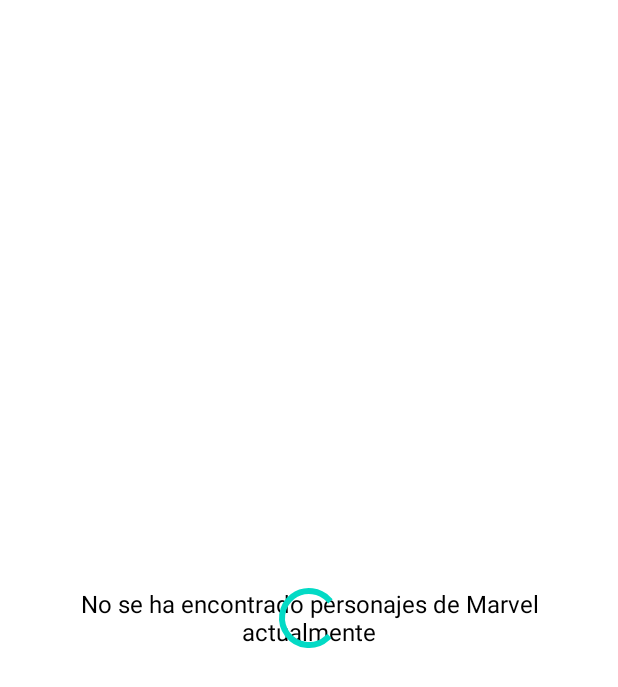
After one commit to davidmf8/MarvelTest, an Android app: the layout activity_character_detail.xml on its own in the app's theme, with its tools: preview values and no code run, on a phone screen of 412 x 824 dp. The commit adds this screen. Shown: the top 687 px of the screen. Run offline under Robolectric (Android 15) with nearby library versions, the phone set to English and light mode, and no system bars.

Commit message:
Add character detail view

```diff
--- /dev/null
+++ b/app/src/main/res/layout/activity_character_detail.xml
@@ -0,0 +1,30 @@
+<?xml version="1.0" encoding="utf-8"?>
+<RelativeLayout xmlns:android="http://schemas.android.com/apk/res/android"
+    xmlns:tools="http://schemas.android.com/tools"
+    android:layout_width="match_parent"
+    android:layout_height="match_parent">
+
+    <TextView
+        android:id="@+id/tv_empty_characters"
+        style="@style/TextViewBlack16"
+        android:layout_width="wrap_content"
+        android:layout_height="wrap_content"
+        android:layout_centerInParent="true"
+        android:gravity="center"
+        android:layout_marginStart="@dimen/dimen_16dp"
+        android:layout_marginEnd="@dimen/dimen_16dp"
+        android:text="@string/characters_empty_data"
+        android:visibility="gone"
+        tools:visibility="visible" />
+
+    <ProgressBar
+        android:id="@+id/pb_loading"
+        style="?android:attr/progressBarStyle"
+        android:layout_width="wrap_content"
+        android:layout_height="wrap_content"
+        android:layout_centerInParent="true"
+        android:progressBackgroundTint="@color/purple_700"
+        android:visibility="gone"
+        tools:visibility="visible" />
+
+</RelativeLayout>
--- a/app/src/main/res/values/accesibility.xml
+++ b/app/src/main/res/values/analytics.xml
@@ -1,4 +1,5 @@
 <?xml version="1.0" encoding="utf-8"?>
 <resources>
     <string name="characters_screen_view">Pantalla listado de personajes de Marvel</string>
+    <string name="character_detail_screen_view">Pantalla de detalle de personaje</string>
 </resources>
--- a/app/src/main/res/values/strings.xml
+++ b/app/src/main/res/values/strings.xml
@@ -1,4 +1,6 @@
 <resources>
 
     <string name="characters_empty_data">No se ha encontrado personajes de Marvel actualmente</string>
+    <string name="accept_alert_button">Aceptar</string>
+    <string name="character_not_exists_id">No existe detalle de este personaje</string>
 </resources>
```
Also changed, not shown: app/src/main/AndroidManifest.xml (+8 -2 lines), app/src/main/java/com/marvel/test/bo/CharacterBO.kt (+1 -0 lines), app/src/main/java/com/marvel/test/di/PresenterModule.kt (+3 -0 lines), app/src/main/java/com/marvel/test/extension/ViewExtension.kt (+13 -0 lines), app/src/main/java/com/marvel/test/repository/character/CharacterRepository.kt (+22 -2 lines), app/src/main/java/com/marvel/test/repository/character/ICharacterRepository.kt (+1 -1 lines), app/src/main/java/com/marvel/test/ui/characterDetail/CharacterDetailActivity.kt (added, +69 -0 lines), app/src/main/java/com/marvel/test/ui/characterDetail/CharacterDetailPresenter.kt (added, +49 -0 lines), app/src/main/java/com/marvel/test/ui/characterDetail/ICharacterDetailPresenter.kt (added, +12 -0 lines), app/src/main/java/com/marvel/test/ui/characters/CharactersActivity.kt (+10 -3 lines), app/src/main/java/com/marvel/test/usecase/interactors/character/CharacterUseCase.kt (+13 -0 lines), app/src/main/java/com/marvel/test/usecase/interactors/character/ICharacterUseCase.kt (+1 -0 lines), app/src/main/java/com/marvel/test/usecase/mappers/CharacterMapper.kt (+1 -0 lines), 2 other files.
